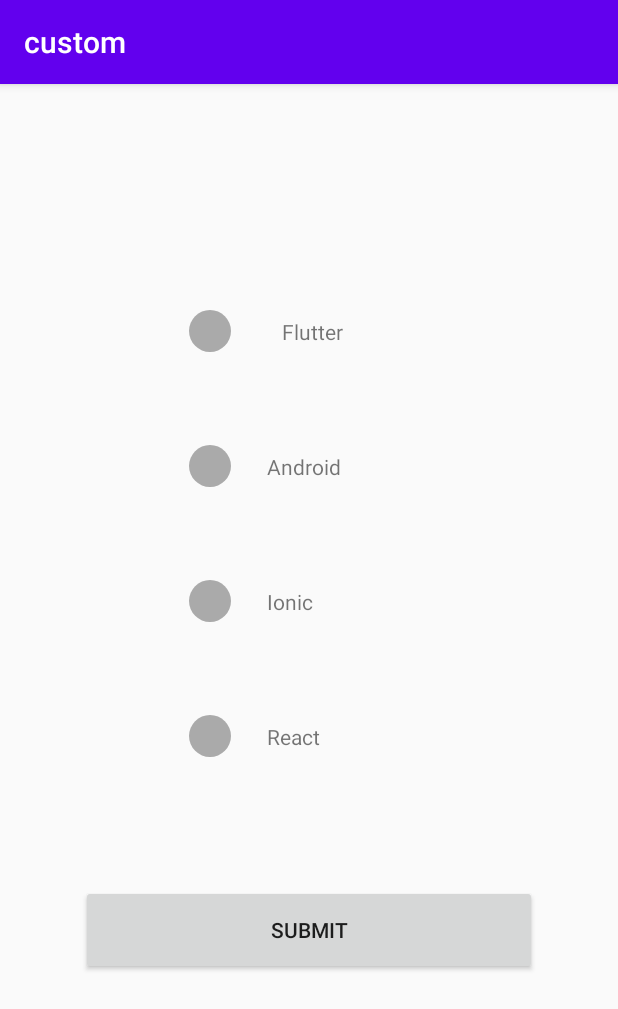
After one commit to SachinSingh812/CustomWidgets, an Android app: the CustomCheckActivity screen opened directly, with no data from a screen before it, on a phone screen of 412 x 824 dp. The commit adds this screen. Shown: the top 1009 px of the screen. Run offline under Robolectric (Android 15) with nearby library versions, the phone set to English and light mode, and no system bars.

Commit message:
Checkbox

```diff
--- a/app/src/main/AndroidManifest.xml
+++ b/app/src/main/AndroidManifest.xml
@@ -9,7 +9,8 @@
         android:roundIcon="@mipmap/ic_launcher_round"
         android:supportsRtl="true"
         android:theme="@style/AppTheme">
-        <activity android:name=".CustomRadioButtonActivity"></activity>
+        <activity android:name=".customWidgets.CustomCheckActivity"></activity>
+        <activity android:name=".CustomRadioButtonActivity" />
         <activity android:name=".CustomButtonActivity" />
         <activity android:name=".MainActivity">
             <intent-filter>
--- a/app/src/main/java/com/example/custom/MainActivity.java
+++ b/app/src/main/java/com/example/custom/MainActivity.java
@@ -6,6 +6,8 @@ import android.content.Intent;
 import android.os.Bundle;
 import android.view.View;
 import android.widget.Button;
+
+import com.example.custom.customWidgets.CustomCheckActivity;
 
 public class MainActivity extends AppCompatActivity {
     Button goToCusotmButton , goToCustomRadio , goToCustomCheck;
@@ -49,5 +51,15 @@ public class MainActivity extends AppCompatActivity {
             }
         });
 
+        goToCustomCheck.setOnClickListener(new View.OnClickListener() {
+            @Override
+            public void onClick(View v) {
+
+                Intent intent= new Intent(MainActivity.this, CustomCheckActivity.class);
+                startActivity(intent);
+
+            }
+        });
+
     }
 }
--- /dev/null
+++ b/app/src/main/java/com/example/custom/customWidgets/CustomCheckActivity.java
@@ -0,0 +1,60 @@
+package com.example.custom.customWidgets;
+
+import androidx.appcompat.app.AppCompatActivity;
+
+import android.os.Bundle;
+import android.view.View;
+import android.widget.Button;
+import android.widget.CheckBox;
+import android.widget.Toast;
+
+import com.example.custom.R;
+
+public class CustomCheckActivity extends AppCompatActivity {
+
+    CheckBox flutter , android, ionic, react;
+    Button submitSDK;
+
+    @Override
+    protected void onCreate(Bundle savedInstanceState) {
+        super.onCreate(savedInstanceState);
+        setContentView(R.layout.activity_custom_check);
+
+        init();
+        setupListeners();
+    }
+
+    void init(){
+
+        flutter = findViewById(R.id.item1);
+        android = findViewById(R.id.item2);
+        ionic = findViewById(R.id.item3);
+        react = findViewById(R.id.item4);
+        submitSDK = findViewById(R.id.submit_sdk);
+
+    }
+
+    void setupListeners(){
+
+        submitSDK.setOnClickListener(new View.OnClickListener() {
+            @Override
+            public void onClick(View v) {
+                StringBuilder result=new StringBuilder();
+                if(flutter.isChecked()){
+                    result.append("\nFlutter");
+                }
+                if(android.isChecked()){
+                    result.append("\nAndroid");
+                }
+                if(ionic.isChecked()){
+                    result.append("\nIonic");
+                }
+
+                if(react.isChecked()){
+                    result.append("\nReact");
+                }
+                Toast.makeText(getApplicationContext(), "\nYou have Opted following course:"+ result.toString(), Toast.LENGTH_LONG).show();
+            }
+        });
+    }
+}
--- /dev/null
+++ b/app/src/main/res/drawable/checkbox_check_background.xml
@@ -0,0 +1,31 @@
+<?xml version="1.0" encoding="utf-8"?>
+<layer-list xmlns:android="http://schemas.android.com/apk/res/android">
+    <item>
+        <shape android:shape="oval">
+            <size
+                android:height="26dp"
+                android:width="26dp" />
+            <solid android:color="@color/colorPrimaryDark" />
+        </shape>
+    </item>
+    <item
+        android:bottom="2dp"
+        android:left="2dp"
+        android:right="2dp"
+        android:top="2dp">
+        <shape android:shape="oval">
+            <size
+                android:width="26dp"
+                android:height="26dp" />
+            <solid android:color="@color/colorPrimary" />
+        </shape>
+    </item>
+    <item
+        android:bottom="2dp"
+        android:left="2dp"
+        android:right="2dp"
+        android:top="2dp"
+        android:drawable="@drawable/ic_check_black_24dp"
+        android:width="26dp"
+        android:height="26dp" />
+</layer-list>
--- /dev/null
+++ b/app/src/main/res/drawable/checkbox_custom.xml
@@ -0,0 +1,6 @@
+<?xml version="1.0" encoding="utf-8"?>
+<selector xmlns:android="http://schemas.android.com/apk/res/android">
+
+    <item android:state_checked="true" android:drawable="@drawable/checkbox_check_background" />
+    <item android:state_checked="false" android:drawable="@drawable/checkbox_uncheck_background" />
+</selector>
--- /dev/null
+++ b/app/src/main/res/drawable/checkbox_uncheck_background.xml
@@ -0,0 +1,11 @@
+<?xml version="1.0" encoding="utf-8"?>
+<layer-list xmlns:android="http://schemas.android.com/apk/res/android">
+    <item>
+        <shape android:shape="oval">
+            <size
+                android:height="28dp"
+                android:width="28dp" />
+            <solid android:color="@android:color/darker_gray" />
+        </shape>
+    </item>
+</layer-list>
--- /dev/null
+++ b/app/src/main/res/drawable/ic_check_black_24dp.xml
@@ -0,0 +1,5 @@
+<vector android:height="24dp" android:tint="#FFFFFF"
+    android:viewportHeight="24.0" android:viewportWidth="24.0"
+    android:width="24dp" xmlns:android="http://schemas.android.com/apk/res/android">
+    <path android:fillColor="#FF000000" android:pathData="M9,16.17L4.83,12l-1.42,1.41L9,19 21,7l-1.41,-1.41z"/>
+</vector>
--- /dev/null
+++ b/app/src/main/res/layout/activity_custom_check.xml
@@ -0,0 +1,114 @@
+<?xml version="1.0" encoding="utf-8"?>
+<LinearLayout xmlns:android="http://schemas.android.com/apk/res/android"
+    android:layout_width="match_parent"
+    android:layout_height="match_parent"
+    android:gravity="center"
+    android:orientation="vertical">
+
+    <LinearLayout
+        android:layout_width="160dp"
+        android:layout_height="90dp"
+        android:gravity="start"
+        android:orientation="horizontal">
+
+        <CheckBox
+            android:id="@+id/item1"
+            android:layout_width="wrap_content"
+            android:layout_height="wrap_content"
+            android:layout_gravity="center_vertical"
+            android:padding="12dp"
+            android:button="@drawable/checkbox_custom" />
+
+        <TextView
+            android:id="@+id/sdk1"
+            android:layout_width="wrap_content"
+            android:layout_height="wrap_content"
+            android:padding="10dp"
+            android:layout_gravity="center_vertical"
+            android:text="@string/flutter"
+            android:textSize="14sp" />
+
+    </LinearLayout>
+
+    <LinearLayout
+        android:layout_width="160dp"
+        android:layout_height="90dp"
+        android:gravity="start"
+        android:orientation="horizontal">
+
+        <CheckBox
+            android:id="@+id/item2"
+            android:layout_width="wrap_content"
+            android:layout_height="wrap_content"
+            android:padding="12dp"
+            android:layout_gravity="center_vertical"
+            android:button="@drawable/checkbox_custom" />
+
+        <TextView
+            android:id="@+id/sdk2"
+            android:layout_width="wrap_content"
+            android:layout_height="wrap_content"
+            android:layout_gravity="center_vertical"
+            android:text="@string/android"
+            android:textSize="14sp" />
+
+    </LinearLayout>
+
+    <LinearLayout
+        android:layout_width="160dp"
+        android:layout_height="90dp"
+        android:gravity="start"
+        android:orientation="horizontal">
+
+        <CheckBox
+            android:id="@+id/item3"
+            android:layout_width="wrap_content"
+            android:layout_height="wrap_content"
+            android:layout_gravity="center_vertical"
+            android:padding="12dp"
+            android:button="@drawable/checkbox_custom" />
+
+        <TextView
+            android:id="@+id/sdk3"
+            android:layout_width="wrap_content"
+            android:layout_height="wrap_content"
+            android:layout_gravity="center_vertical"
+            android:text="@string/ionic"
+            android:textSize="14sp" />
+
+    </LinearLayout>
+
+    <LinearLayout
+        android:layout_width="160dp"
+        android:layout_height="90dp"
+        android:gravity="start"
+        android:orientation="horizontal">
+
+        <CheckBox
+            android:id="@+id/item4"
+            android:layout_width="wrap_content"
+            android:layout_height="wrap_content"
+            android:layout_gravity="center_vertical"
+            android:padding="12dp"
+            android:button="@drawable/checkbox_custom" />
+
+        <TextView
+            android:id="@+id/sdk4"
+            android:layout_width="wrap_content"
+            android:layout_height="wrap_content"
+            android:layout_gravity="center_vertical"
+            android:text="@string/react"
+            android:textSize="14sp" />
+
+    </LinearLayout>
+
+    <Button
+        android:id="@+id/submit_sdk"
+        android:layout_gravity="start"
+        android:layout_margin="54dp"
+        android:layout_width="match_parent"
+        android:layout_height="60dp"
+        android:text="Submit"/>
+
+
+</LinearLayout>
--- a/app/src/main/res/values/strings.xml
+++ b/app/src/main/res/values/strings.xml
@@ -1,3 +1,7 @@
 <resources>
     <string name="app_name">custom</string>
+    <string name="react">React</string>
+    <string name="ionic">Ionic</string>
+    <string name="android">Android</string>
+    <string name="flutter">Flutter</string>
 </resources>
```
